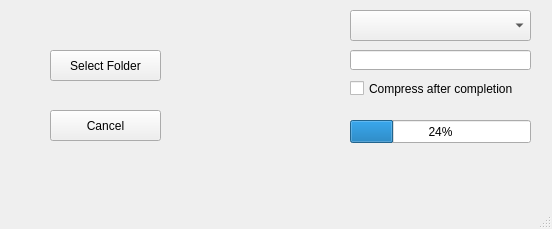
Before: the Qt Designer form src/main.ui in damian-git-99/recursive-files-copier, drawn with Qt 5.
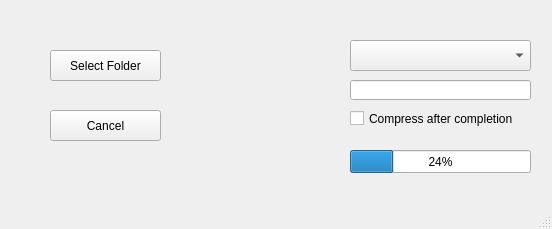
After: the same form once the commit is applied.

Commit message: fix(main.ui): adjust y-coordinate of UI elements to improve alignment and spacing

The edit to the form file:
```diff
--- a/src/main.ui
+++ b/src/main.ui
@@ -30,7 +30,7 @@
     <property name="geometry">
      <rect>
       <x>350</x>
-      <y>10</y>
+      <y>40</y>
       <width>181</width>
       <height>31</height>
      </rect>
@@ -40,7 +40,7 @@
     <property name="geometry">
      <rect>
       <x>350</x>
-      <y>120</y>
+      <y>150</y>
       <width>181</width>
       <height>23</height>
      </rect>
@@ -91,7 +91,7 @@
     <property name="geometry">
      <rect>
       <x>350</x>
-      <y>80</y>
+      <y>110</y>
       <width>181</width>
       <height>17</height>
      </rect>
@@ -104,7 +104,7 @@
     <property name="geometry">
      <rect>
       <x>350</x>
-      <y>50</y>
+      <y>80</y>
       <width>181</width>
       <height>20</height>
      </rect>
```
